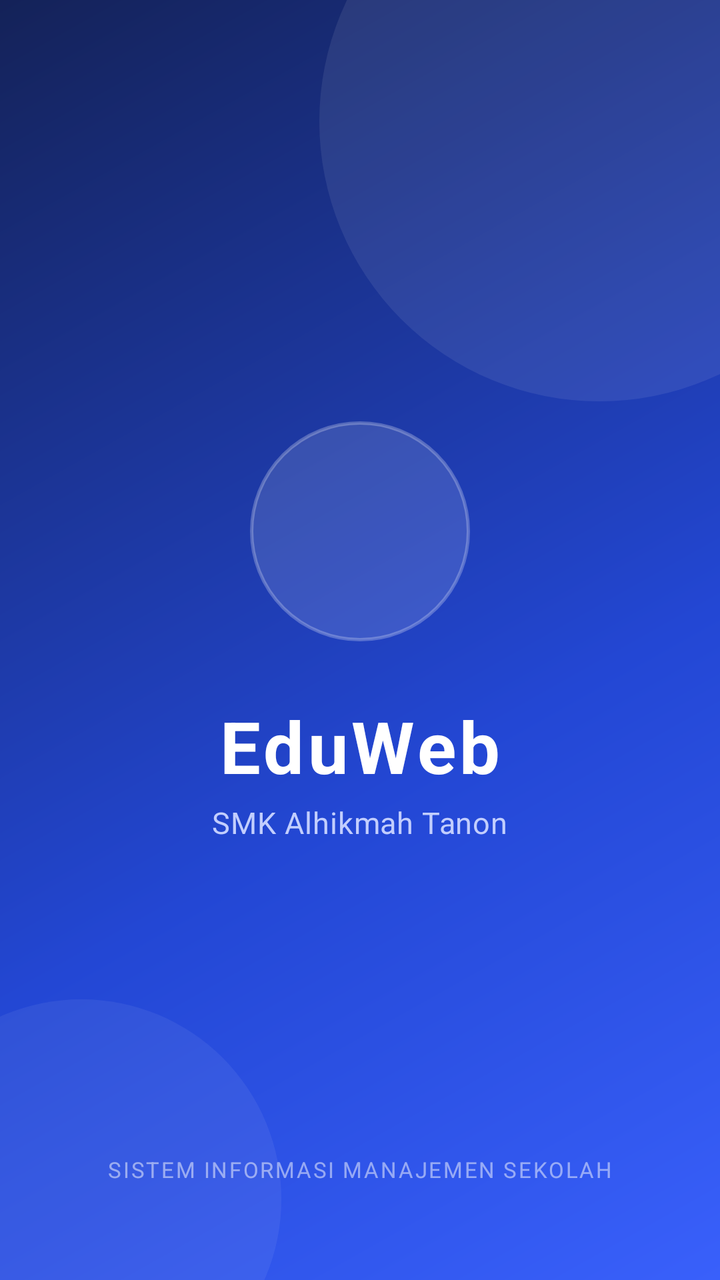
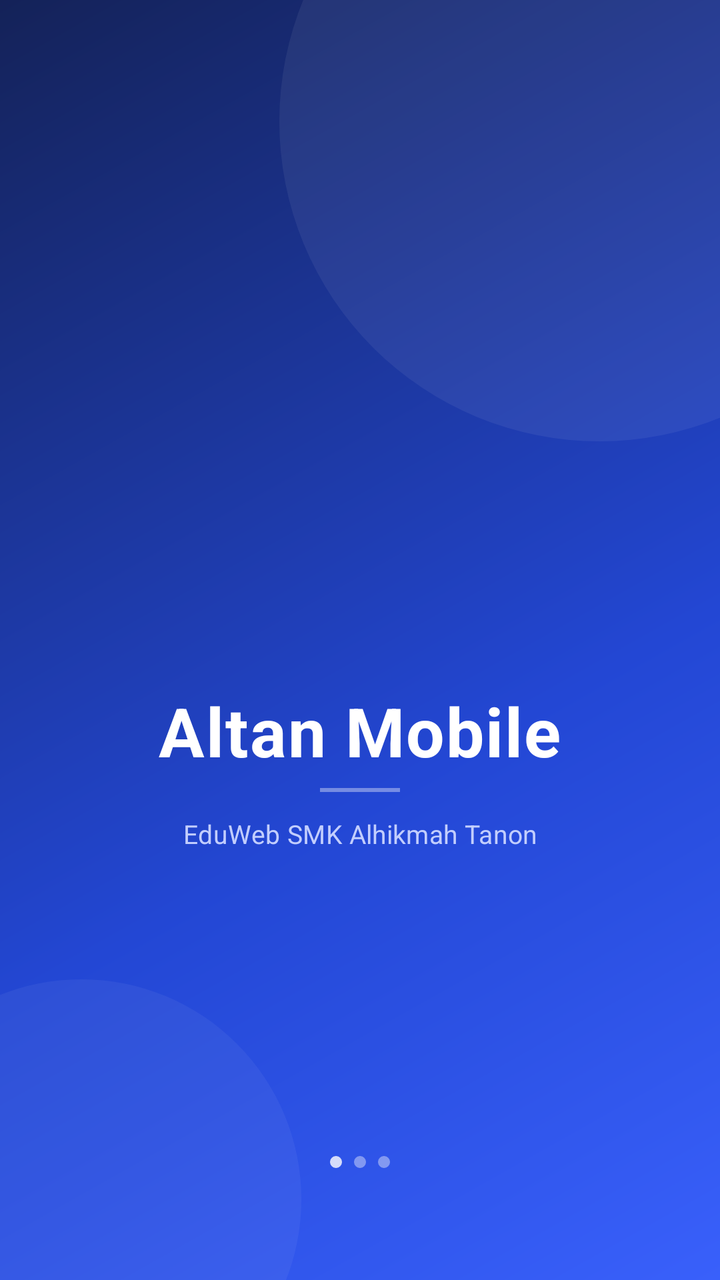

An Android layout rendered at two revisions. The XML below is the earlier revision; the diff shows what the commit changed to produce the second picture.
<!-- AndroidManifest.xml: activity theme Theme.EduWeb.Splash -->
<!-- res/layout/activity_splash.xml -->
<?xml version="1.0" encoding="utf-8"?>
<androidx.constraintlayout.widget.ConstraintLayout
    xmlns:android="http://schemas.android.com/apk/res/android"
    xmlns:app="http://schemas.android.com/apk/res-auto"
    android:layout_width="match_parent"
    android:layout_height="match_parent"
    android:background="@drawable/splash_background">

    
    <View
        android:layout_width="280dp"
        android:layout_height="280dp"
        android:background="@drawable/splash_circle"
        android:alpha="0.08"
        app:layout_constraintTop_toTopOf="parent"
        app:layout_constraintEnd_toEndOf="parent"
        android:layout_marginTop="-80dp"
        android:layout_marginEnd="-80dp"/>

    
    <View
        android:layout_width="200dp"
        android:layout_height="200dp"
        android:background="@drawable/splash_circle"
        android:alpha="0.06"
        app:layout_constraintBottom_toBottomOf="parent"
        app:layout_constraintStart_toStartOf="parent"
        android:layout_marginBottom="-60dp"
        android:layout_marginStart="-60dp"/>

    
    <LinearLayout
        android:layout_width="wrap_content"
        android:layout_height="wrap_content"
        android:orientation="vertical"
        android:gravity="center"
        app:layout_constraintTop_toTopOf="parent"
        app:layout_constraintBottom_toBottomOf="parent"
        app:layout_constraintStart_toStartOf="parent"
        app:layout_constraintEnd_toEndOf="parent">

        
        <FrameLayout
            android:id="@+id/splashLogo"
            android:layout_width="110dp"
            android:layout_height="110dp"
            android:layout_marginBottom="28dp">

            
            <View
                android:layout_width="110dp"
                android:layout_height="110dp"
                android:background="@drawable/splash_logo_bg"/>

            
            <ImageView
                android:layout_width="72dp"
                android:layout_height="72dp"
                android:layout_gravity="center"
                android:src="@mipmap/ic_launcher_round"
                android:scaleType="centerCrop"
                android:contentDescription="Logo Sekolah"/>
        </FrameLayout>

        
        <TextView
            android:id="@+id/splashTitle"
            android:layout_width="wrap_content"
            android:layout_height="wrap_content"
            android:text="EduWeb"
            android:textColor="#FFFFFF"
            android:textSize="36sp"
            android:textStyle="bold"
            android:letterSpacing="0.05"
            android:layout_marginBottom="4dp"/>

        
        <TextView
            android:id="@+id/splashSubtitle"
            android:layout_width="wrap_content"
            android:layout_height="wrap_content"
            android:text="SMK Alhikmah Tanon"
            android:textColor="#C2CEFE"
            android:textSize="15sp"
            android:textStyle="normal"
            android:letterSpacing="0.02"
            android:layout_marginBottom="8dp"/>

    </LinearLayout>

    
    <TextView
        android:id="@+id/splashTagline"
        android:layout_width="wrap_content"
        android:layout_height="wrap_content"
        android:text="Sistem Informasi Manajemen Sekolah"
        android:textColor="#ffffff"
        android:textSize="11sp"
        android:alpha="0.5"
        android:letterSpacing="0.08"
        android:textAllCaps="true"
        app:layout_constraintBottom_toBottomOf="parent"
        app:layout_constraintStart_toStartOf="parent"
        app:layout_constraintEnd_toEndOf="parent"
        android:layout_marginBottom="48dp"/>

</androidx.constraintlayout.widget.ConstraintLayout>
<!-- resources referenced by this layout -->
<resources>
  <!-- drawable splash_background (drawable) -->
  <?xml version="1.0" encoding="utf-8"?>
  <shape xmlns:android="http://schemas.android.com/apk/res/android"
      android:shape="rectangle">
      <gradient
          android:type="linear"
          android:angle="135"
          android:startColor="#3960FB"
          android:centerColor="#2347D4"
          android:endColor="#142258"
          android:centerX="0.5"
          android:centerY="0.4"/>
  </shape>
  <!-- drawable splash_circle (drawable) -->
  <?xml version="1.0" encoding="utf-8"?>
  <shape xmlns:android="http://schemas.android.com/apk/res/android"
      android:shape="oval">
      <solid android:color="#FFFFFF"/>
  </shape>
  <!-- drawable splash_logo_bg (drawable) -->
  <?xml version="1.0" encoding="utf-8"?>
  <shape xmlns:android="http://schemas.android.com/apk/res/android"
      android:shape="oval">
      <solid android:color="#20FFFFFF"/>
      <stroke
          android:width="1.5dp"
          android:color="#40FFFFFF"/>
  </shape>
  <!-- mipmap ic_launcher_round (mipmap-anydpi-v26) -->
  <?xml version="1.0" encoding="utf-8"?>
  <adaptive-icon xmlns:android="http://schemas.android.com/apk/res/android">
      <background android:drawable="@color/ic_launcher_background"/>
      <foreground android:drawable="@drawable/ic_launcher_foreground"/>
  </adaptive-icon>
  <style name="Theme.EduWeb.Splash" parent="Theme.EduWeb">
          <item name="android:windowBackground">@drawable/splash_background</item>
          <item name="android:statusBarColor">#3960FB</item>
          <item name="android:navigationBarColor">#142258</item>
          <item name="android:windowLightStatusBar">false</item>
          <item name="android:windowLightNavigationBar">false</item>
      </style>
  <color name="ic_launcher_background">#FFFFFF</color>
  <!-- drawable ic_launcher_foreground: png bitmap (drawable-v24, 32138 bytes) -->
  <style name="Theme.EduWeb" parent="Theme.MaterialComponents.Light.NoActionBar">
          <item name="colorPrimary">#2563eb</item>
          <item name="colorPrimaryDark">#1e40af</item>
          <item name="android:statusBarColor">#1e40af</item>
          <item name="android:navigationBarColor">#ffffff</item>
          <item name="android:windowLightNavigationBar">true</item>
      </style>
</resources>

<!-- the commit's change to res/layout/activity_splash.xml (unified diff, before → after) -->
@@ -8,28 +8,29 @@
 
     
     <View
-        android:layout_width="280dp"
-        android:layout_height="280dp"
+        android:layout_width="320dp"
+        android:layout_height="320dp"
         android:background="@drawable/splash_circle"
-        android:alpha="0.08"
+        android:alpha="0.06"
         app:layout_constraintTop_toTopOf="parent"
         app:layout_constraintEnd_toEndOf="parent"
-        android:layout_marginTop="-80dp"
-        android:layout_marginEnd="-80dp"/>
+        android:layout_marginTop="-100dp"
+        android:layout_marginEnd="-100dp"/>
 
     
     <View
-        android:layout_width="200dp"
-        android:layout_height="200dp"
+        android:layout_width="220dp"
+        android:layout_height="220dp"
         android:background="@drawable/splash_circle"
-        android:alpha="0.06"
+        android:alpha="0.05"
         app:layout_constraintBottom_toBottomOf="parent"
         app:layout_constraintStart_toStartOf="parent"
-        android:layout_marginBottom="-60dp"
-        android:layout_marginStart="-60dp"/>
+        android:layout_marginBottom="-70dp"
+        android:layout_marginStart="-70dp"/>
 
     
     <LinearLayout
+        android:id="@+id/splashContent"
         android:layout_width="wrap_content"
         android:layout_height="wrap_content"
         android:orientation="vertical"
@@ -40,68 +41,78 @@
         app:layout_constraintEnd_toEndOf="parent">
 
         
-        <FrameLayout
+        <ImageView
             android:id="@+id/splashLogo"
-            android:layout_width="110dp"
-            android:layout_height="110dp"
-            android:layout_marginBottom="28dp">
-
-            
-            <View
-                android:layout_width="110dp"
-                android:layout_height="110dp"
-                android:background="@drawable/splash_logo_bg"/>
-
-            
-            <ImageView
-                android:layout_width="72dp"
-                android:layout_height="72dp"
-                android:layout_gravity="center"
-                android:src="@mipmap/ic_launcher_round"
-                android:scaleType="centerCrop"
-                android:contentDescription="Logo Sekolah"/>
-        </FrameLayout>
+            android:layout_width="96dp"
+            android:layout_height="96dp"
+            android:src="@mipmap/ic_launcher"
+            android:scaleType="fitCenter"
+            android:layout_marginBottom="32dp"
+            android:contentDescription="Logo"/>
 
         
         <TextView
             android:id="@+id/splashTitle"
             android:layout_width="wrap_content"
             android:layout_height="wrap_content"
-            android:text="EduWeb"
+            android:text="Altan Mobile"
             android:textColor="#FFFFFF"
-            android:textSize="36sp"
+            android:textSize="34sp"
             android:textStyle="bold"
-            android:letterSpacing="0.05"
-            android:layout_marginBottom="4dp"/>
+            android:letterSpacing="0.02"
+            android:layout_marginBottom="6dp"/>
+
+        
+        <View
+            android:id="@+id/splashDivider"
+            android:layout_width="40dp"
+            android:layout_height="2dp"
+            android:background="#60FFFFFF"
+            android:layout_marginBottom="12dp"/>
 
         
         <TextView
             android:id="@+id/splashSubtitle"
             android:layout_width="wrap_content"
             android:layout_height="wrap_content"
-            android:text="SMK Alhikmah Tanon"
+            android:text="EduWeb SMK Alhikmah Tanon"
             android:textColor="#C2CEFE"
-            android:textSize="15sp"
-            android:textStyle="normal"
-            android:letterSpacing="0.02"
-            android:layout_marginBottom="8dp"/>
+            android:textSize="13sp"
+            android:letterSpacing="0.01"
+            android:gravity="center"/>
 
     </LinearLayout>
 
     
-    <TextView
+    <LinearLayout
         android:id="@+id/splashTagline"
         android:layout_width="wrap_content"
         android:layout_height="wrap_content"
-        android:text="Sistem Informasi Manajemen Sekolah"
-        android:textColor="#ffffff"
-        android:textSize="11sp"
-        android:alpha="0.5"
-        android:letterSpacing="0.08"
-        android:textAllCaps="true"
+        android:orientation="horizontal"
+        android:gravity="center"
+        android:layout_marginBottom="56dp"
         app:layout_constraintBottom_toBottomOf="parent"
         app:layout_constraintStart_toStartOf="parent"
-        app:layout_constraintEnd_toEndOf="parent"
-        android:layout_marginBottom="48dp"/>
+        app:layout_constraintEnd_toEndOf="parent">
+
+        <View
+            android:layout_width="6dp"
+            android:layout_height="6dp"
+            android:background="@drawable/splash_circle"
+            android:alpha="0.8"
+            android:layout_marginEnd="6dp"/>
+        <View
+            android:layout_width="6dp"
+            android:layout_height="6dp"
+            android:background="@drawable/splash_circle"
+            android:alpha="0.4"
+            android:layout_marginEnd="6dp"/>
+        <View
+            android:layout_width="6dp"
+            android:layout_height="6dp"
+            android:background="@drawable/splash_circle"
+            android:alpha="0.4"/>
+
+    </LinearLayout>
 
 </androidx.constraintlayout.widget.ConstraintLayout>
<!-- resource entries referenced after the edit -->
@@ -19,16 +19,7 @@
       android:shape="oval">
       <solid android:color="#FFFFFF"/>
   </shape>
-  <!-- drawable splash_logo_bg (drawable) -->
-  <?xml version="1.0" encoding="utf-8"?>
-  <shape xmlns:android="http://schemas.android.com/apk/res/android"
-      android:shape="oval">
-      <solid android:color="#20FFFFFF"/>
-      <stroke
-          android:width="1.5dp"
-          android:color="#40FFFFFF"/>
-  </shape>
-  <!-- mipmap ic_launcher_round (mipmap-anydpi-v26) -->
+  <!-- mipmap ic_launcher (mipmap-anydpi-v26) -->
   <?xml version="1.0" encoding="utf-8"?>
   <adaptive-icon xmlns:android="http://schemas.android.com/apk/res/android">
       <background android:drawable="@color/ic_launcher_background"/>
